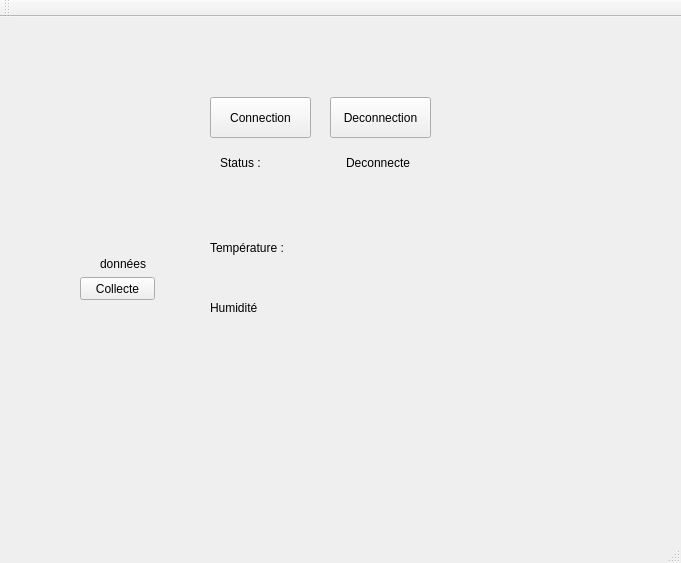
Above: Code-TCW241/Projet serre/Projetserre.ui from JGODEFROY18/Projet_Final_BTS before the change. Below: the same form after it.
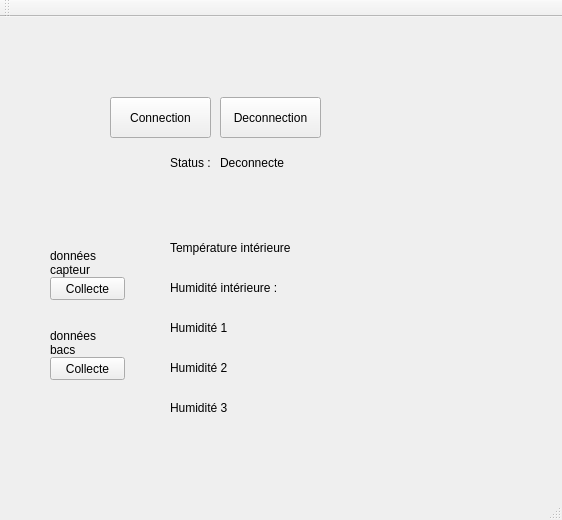
That is the form after the change.

Diff of the .ui file:
```diff
--- a/Code-TCW241/Projet serre/Projetserre.ui
+++ b/Code-TCW241/Projet serre/Projetserre.ui
@@ -6,8 +6,8 @@
    <rect>
     <x>0</x>
     <y>0</y>
-    <width>681</width>
-    <height>563</height>
+    <width>562</width>
+    <height>520</height>
    </rect>
   </property>
   <property name="windowTitle">
@@ -17,7 +17,7 @@
    <widget class="QPushButton" name="btnConnect">
     <property name="geometry">
      <rect>
-      <x>210</x>
+      <x>110</x>
       <y>80</y>
       <width>101</width>
       <height>41</height>
@@ -30,9 +30,9 @@
    <widget class="QLabel" name="nlblConnect">
     <property name="geometry">
      <rect>
-      <x>220</x>
+      <x>170</x>
       <y>130</y>
-      <width>81</width>
+      <width>41</width>
       <height>31</height>
      </rect>
     </property>
@@ -43,22 +43,25 @@
    <widget class="QLabel" name="nlblDonnees">
     <property name="geometry">
      <rect>
-      <x>100</x>
-      <y>240</y>
-      <width>47</width>
-      <height>13</height>
+      <x>50</x>
+      <y>230</y>
+      <width>81</width>
+      <height>31</height>
      </rect>
     </property>
     <property name="text">
-     <string>données</string>
+     <string>données capteur</string>
+    </property>
+    <property name="wordWrap">
+     <bool>true</bool>
     </property>
    </widget>
    <widget class="QLabel" name="lblConnect">
     <property name="geometry">
      <rect>
-      <x>346</x>
+      <x>220</x>
       <y>130</y>
-      <width>221</width>
+      <width>101</width>
       <height>31</height>
      </rect>
     </property>
@@ -69,7 +72,7 @@
    <widget class="QPushButton" name="btnDConnect">
     <property name="geometry">
      <rect>
-      <x>330</x>
+      <x>220</x>
       <y>80</y>
       <width>101</width>
       <height>41</height>
@@ -82,7 +85,7 @@
    <widget class="QPushButton" name="btnDonnees">
     <property name="geometry">
      <rect>
-      <x>80</x>
+      <x>50</x>
       <y>260</y>
       <width>75</width>
       <height>23</height>
@@ -95,20 +98,20 @@
    <widget class="QLabel" name="nlblTemp">
     <property name="geometry">
      <rect>
-      <x>210</x>
+      <x>170</x>
       <y>220</y>
-      <width>81</width>
+      <width>121</width>
       <height>21</height>
      </rect>
     </property>
     <property name="text">
-     <string>Température :</string>
+     <string>Température intérieure :</string>
     </property>
    </widget>
    <widget class="QLabel" name="lblTemp">
     <property name="geometry">
      <rect>
-      <x>310</x>
+      <x>290</x>
       <y>220</y>
       <width>151</width>
       <height>21</height>
@@ -121,21 +124,60 @@
    <widget class="QLabel" name="nlblHumid">
     <property name="geometry">
      <rect>
-      <x>210</x>
-      <y>280</y>
-      <width>51</width>
+      <x>170</x>
+      <y>260</y>
+      <width>111</width>
       <height>21</height>
      </rect>
     </property>
     <property name="text">
-     <string>Humidité :</string>
+     <string>Humidité intérieure :</string>
     </property>
    </widget>
    <widget class="QLabel" name="lblHumid">
     <property name="geometry">
      <rect>
-      <x>310</x>
-      <y>280</y>
+      <x>270</x>
+      <y>260</y>
+      <width>151</width>
+      <height>21</height>
+     </rect>
+    </property>
+    <property name="text">
+     <string/>
+    </property>
+   </widget>
+   <widget class="QPushButton" name="btnDonnees_2">
+    <property name="geometry">
+     <rect>
+      <x>50</x>
+      <y>340</y>
+      <width>75</width>
+      <height>23</height>
+     </rect>
+    </property>
+    <property name="text">
+     <string>Collecte</string>
+    </property>
+   </widget>
+   <widget class="QLabel" name="nlblHumid_2">
+    <property name="geometry">
+     <rect>
+      <x>170</x>
+      <y>300</y>
+      <width>61</width>
+      <height>21</height>
+     </rect>
+    </property>
+    <property name="text">
+     <string>Humidité 1 :</string>
+    </property>
+   </widget>
+   <widget class="QLabel" name="lblHumid_2">
+    <property name="geometry">
+     <rect>
+      <x>230</x>
+      <y>300</y>
       <width>171</width>
       <height>21</height>
      </rect>
@@ -144,6 +186,74 @@
      <string/>
     </property>
    </widget>
+   <widget class="QLabel" name="nlblHumid_3">
+    <property name="geometry">
+     <rect>
+      <x>170</x>
+      <y>340</y>
+      <width>61</width>
+      <height>21</height>
+     </rect>
+    </property>
+    <property name="text">
+     <string>Humidité 2 :</string>
+    </property>
+   </widget>
+   <widget class="QLabel" name="lblHumid_3">
+    <property name="geometry">
+     <rect>
+      <x>230</x>
+      <y>340</y>
+      <width>171</width>
+      <height>21</height>
+     </rect>
+    </property>
+    <property name="text">
+     <string/>
+    </property>
+   </widget>
+   <widget class="QLabel" name="nlblHumid_4">
+    <property name="geometry">
+     <rect>
+      <x>170</x>
+      <y>380</y>
+      <width>61</width>
+      <height>21</height>
+     </rect>
+    </property>
+    <property name="text">
+     <string>Humidité 3 :</string>
+    </property>
+   </widget>
+   <widget class="QLabel" name="lblHumid_4">
+    <property name="geometry">
+     <rect>
+      <x>230</x>
+      <y>380</y>
+      <width>171</width>
+      <height>21</height>
+     </rect>
+    </property>
+    <property name="text">
+     <string/>
+    </property>
+   </widget>
+   <widget class="QLabel" name="nlblDonnees_2">
+    <property name="geometry">
+     <rect>
+      <x>50</x>
+      <y>310</y>
+      <width>71</width>
+      <height>31</height>
+     </rect>
+    </property>
+    <property name="text">
+     <string>données bacs</string>
+    </property>
+    <property name="wordWrap">
+     <bool>true</bool>
+    </property>
+   </widget>
   </widget>
   <widget class="QMenuBar" name="menuBar">
    <property name="geometry">
```
Left out of the diff: 23 changed lines with no effect on the pictures.
